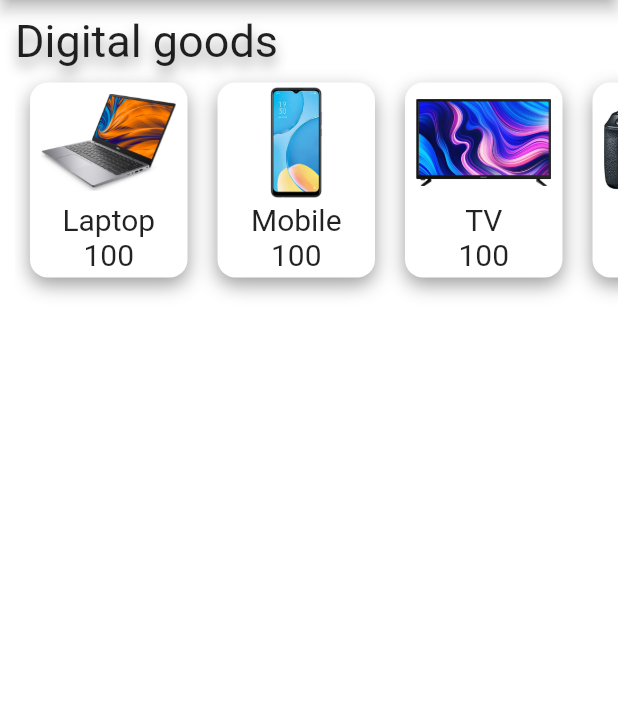
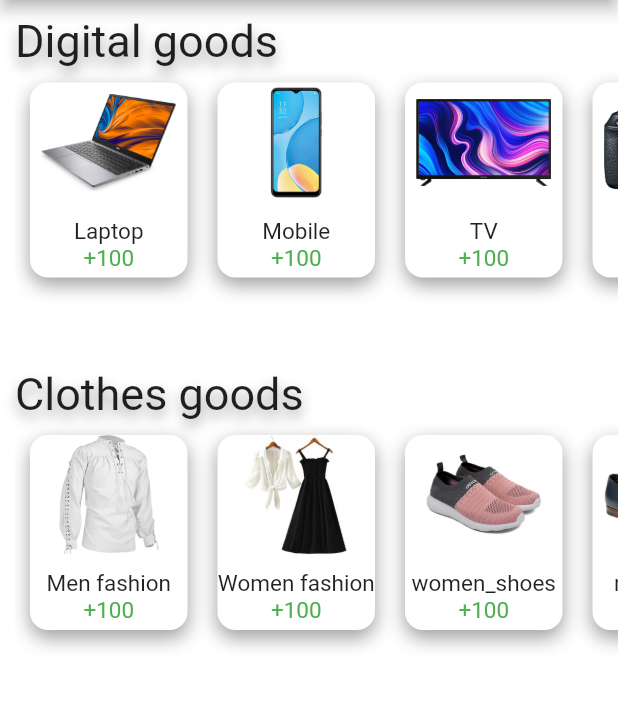
Before and after one commit to sadrabera/Sadra_Shop, a Flutter app: the screen it shows after launch, on a phone screen of 412 x 824 dp, the part 84-794 px from its top. Run offline on Flutter 3.47's test engine with Material 2 defaults, Android fonts, the phone set to English and light mode, and no system bars.

Commit message:
some boxes aded

```diff
--- a/lib/main_page.dart
+++ b/lib/main_page.dart
@@ -1,39 +1,32 @@
 import 'package:flutter/cupertino.dart';
 import 'package:flutter/material.dart';
+import 'package:untitled/rows_in_main_page/boxes.dart';
+import 'package:untitled/rows_in_main_page/clothes_goods.dart';
 import 'package:untitled/rows_in_main_page/digital_goods.dart';
 
 class MyMainPage extends StatelessWidget {
-  const MyMainPage({Key? key}) : super(key: key);
+
+  MyMainPage({Key? key}) : super(key: key);
+
 
   @override
   Widget build(BuildContext context) {
     return SingleChildScrollView(
       child: Container(
         child: Column(
-          children:   [
-            const Text(
-              'Digital goods',
-              style: TextStyle(
-                fontSize: 30,
-                fontFamily: 'Roboto',
-                shadows: [
-                  Shadow(
-                    color: Colors.grey,
-                    blurRadius: 10,
-                    offset: Offset(0, 6),
-                  ),
-                ],
-              ),
-            ),
+          children: [
+            hereText('Digital goods'),
             DigitalGoodsRow(),
-            SizedBox(
+            const SizedBox(
               height: 40,
             ),
+            hereText('Clothes goods'),
+            ClothesGoods(),
 
           ],
           crossAxisAlignment: CrossAxisAlignment.start,
         ),
-        padding:  EdgeInsets.only(left: 10, top: 10),
+        padding: EdgeInsets.only(left: 10, top: 10),
       ),
     );
     // floatingActionButton: FloatingActionButton(
@@ -46,3 +39,26 @@ class MyMainPage extends StatelessWidget {
     // ),
   }
 }
+
+class hereText extends StatelessWidget {
+  String name;
+  hereText(this.name,{Key? key}) : super(key: key);
+  @override
+  Widget build(BuildContext context) {
+    return
+         Text(
+          name,
+          style: TextStyle(
+            fontSize: 30,
+            fontFamily: 'Roboto',
+            shadows: [
+              Shadow(
+                color: Colors.grey,
+                blurRadius: 10,
+                offset: Offset(0, 5),
+              ),
+            ],
+          ),
+        );
+  }
+}
--- a/lib/rows_in_main_page/boxes.dart
+++ b/lib/rows_in_main_page/boxes.dart
@@ -4,10 +4,12 @@ import 'package:flutter/material.dart';
 class EveryBoxes extends StatelessWidget{
    String title, image;
    int number;
-   EveryBoxes({ required this.title, required this.image, required this.number});
+   double? fontSize;
+   EveryBoxes({ required this.title, required this.image, required this.number,this.fontSize});
 
   @override
   Widget build(BuildContext context) {
+    fontSize ??= 15;
     return InkWell(
       child: SizedBox(
         width: 105,
@@ -16,8 +18,11 @@ class EveryBoxes extends StatelessWidget{
             child:Column(
               children: <Widget>[
                 Image.asset(image, width: 90, height: 80,),
-                Text(title, style: TextStyle(fontSize: 20, fontFamily: 'Roboto',),),
-                Text(number.toString(), style: TextStyle(fontSize: 20, fontFamily: 'Roboto',),),
+                SizedBox(
+                  height: 10,
+                ),
+                Text(title, style: TextStyle(fontSize: fontSize, fontFamily: 'Roboto',),),
+                Text("+"+number.toString(), style: TextStyle(fontSize: 15, fontFamily: 'Roboto',color: Colors.green),),
               ],
             ),
           decoration: BoxDecoration(
--- /dev/null
+++ b/lib/rows_in_main_page/clothes_goods.dart
@@ -0,0 +1,58 @@
+import 'package:flutter/cupertino.dart';
+
+import 'boxes.dart';
+
+class ClothesGoods extends StatelessWidget {
+  @override
+  Widget build(BuildContext context) {
+    return SingleChildScrollView(
+      scrollDirection: Axis.horizontal,
+      child: Row(
+        children: <Widget>[
+          EveryBoxes(
+            title: 'Men fashion',
+            image: 'assets/images/men_clothes.jpg',
+            number: 100,
+            fontSize: 15,
+          ),
+          const SizedBox(
+            width: 20,
+          ),
+          EveryBoxes(
+            title: 'Women fashion',
+            image: 'assets/images/women_clothes.jpg',
+            number: 100,
+          ),
+          SizedBox(
+            width: 20,
+          ),
+          EveryBoxes(
+            title: 'women_shoes',
+            image: 'assets/images/women_shoes.jpeg',
+            number: 100,
+          ),
+          SizedBox(
+            width: 20,
+          ),
+          EveryBoxes(
+            title: 'men_shoes',
+            image: 'assets/images/men_shoes.jpg',
+            number: 100,
+          ),
+          SizedBox(
+            width: 20,
+          ),
+          EveryBoxes(
+            title: 'Children\'s fashion',
+            image: 'assets/images/children_clothes.jpg',
+            number: 100,
+            fontSize: 13,
+          ),
+
+        ],
+
+      ),
+      padding: EdgeInsets.only(left: 10, top: 10,bottom: 20),
+    );
+  }
+}
--- a/pubspec.yaml
+++ b/pubspec.yaml
@@ -63,6 +63,11 @@ flutter:
       - assets/images/mobile.jpg
       - assets/images/tv.jpg
       - assets/images/camera.jpg
+      - assets/images/men_clothes.jpg
+      - assets/images/men_shoes.jpg
+      - assets/images/women_clothes.jpg
+      - assets/images/women_shoes.jpeg
+      - assets/images/children_clothes.jpg
 #     - assets/images/a_dot_ham.jpeg
 
   # An image asset can refer to one or more resolution-specific "variants", see
```
Also changed, not shown: assets/images/children_clothes.jpg (added), assets/images/men_clothes.jpg (added), assets/images/men_shoes.jpg (added), assets/images/women_clothes.jpg (added), assets/images/women_shoes.jpeg (added).
